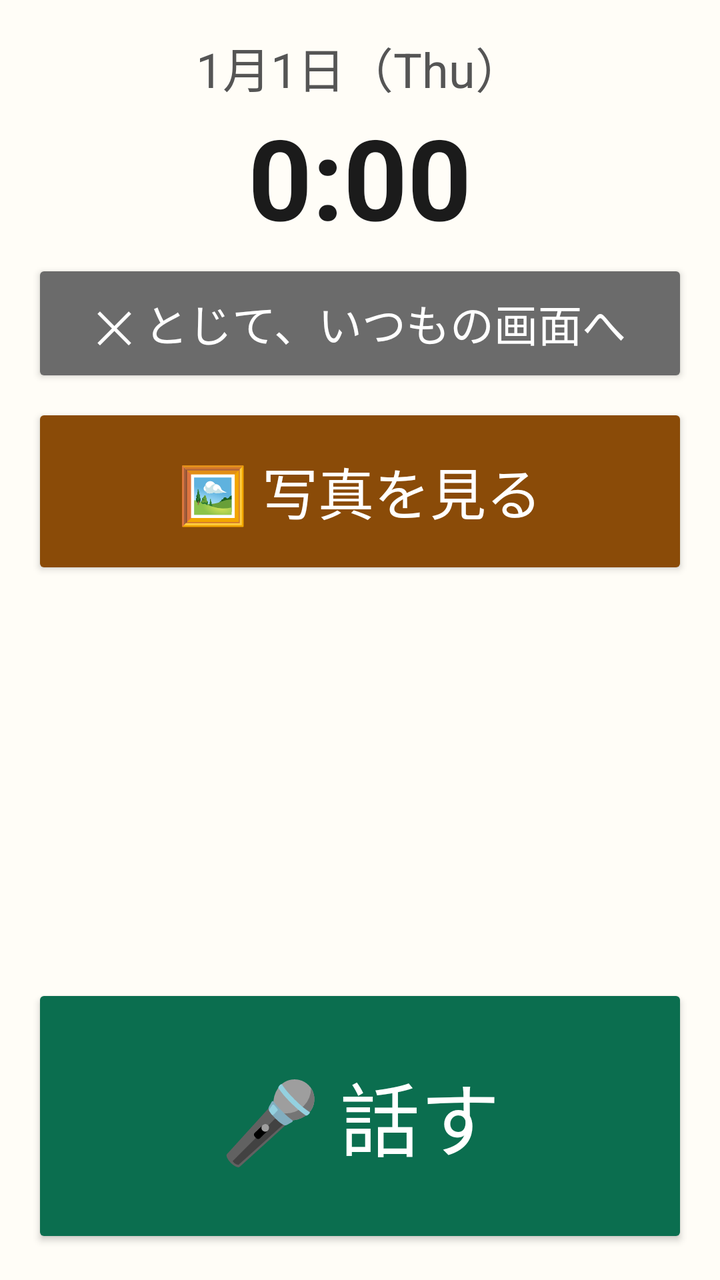
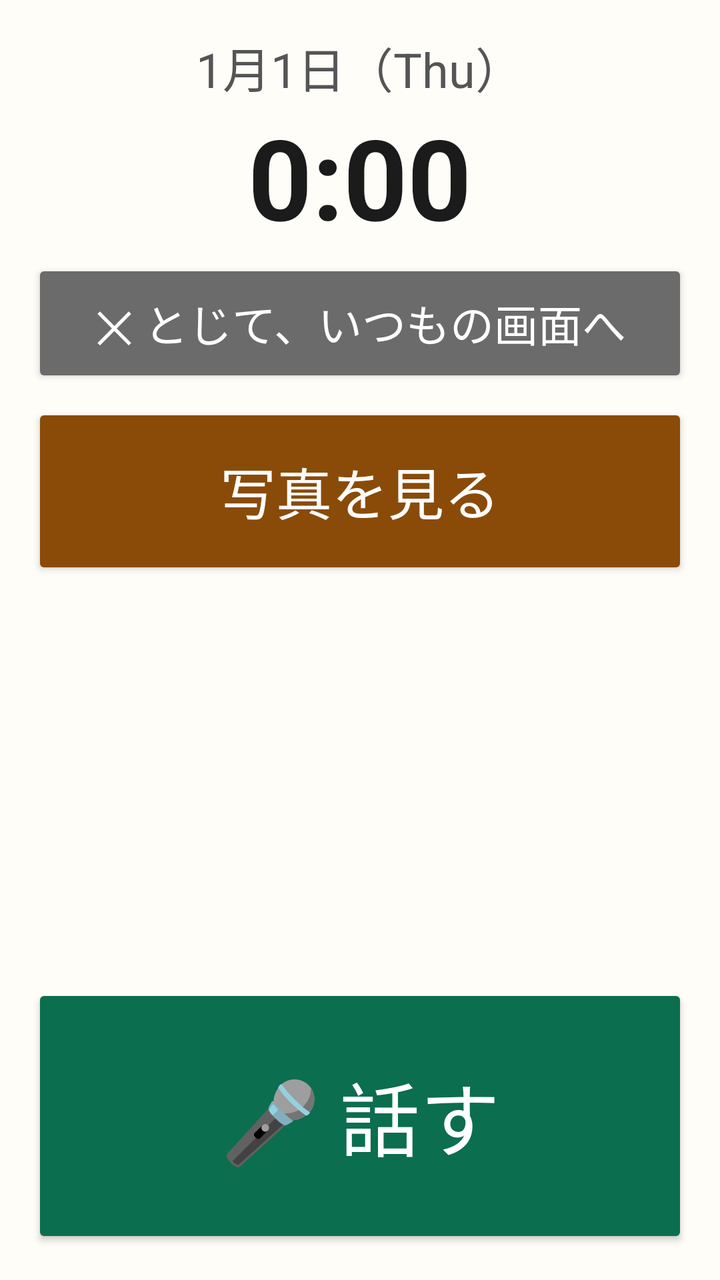

Screens rendered from an Android XML layout before and after an edit, with the pre-edit source and the edit as a unified diff.
<!-- AndroidManifest.xml: application theme AppTheme -->
<!-- res/layout/activity_main.xml -->
<?xml version="1.0" encoding="utf-8"?>
<LinearLayout xmlns:android="http://schemas.android.com/apk/res/android"
    android:layout_width="match_parent"
    android:layout_height="match_parent"
    android:fitsSystemWindows="true"
    android:orientation="vertical"
    android:padding="16dp">

    
    <LinearLayout
        android:id="@+id/clockArea"
        android:layout_width="match_parent"
        android:layout_height="wrap_content"
        android:gravity="center_horizontal"
        android:orientation="vertical">

        <TextClock
            android:layout_width="wrap_content"
            android:layout_height="wrap_content"
            android:format12Hour="M月d日（E）"
            android:format24Hour="M月d日（E）"
            android:textColor="@color/sub"
            android:textSize="24sp" />

        <TextClock
            android:layout_width="wrap_content"
            android:layout_height="wrap_content"
            android:format12Hour="H:mm"
            android:format24Hour="H:mm"
            android:textColor="@color/ink"
            android:textSize="56sp"
            android:textStyle="bold" />
    </LinearLayout>

    <Button
        android:id="@+id/exit"
        android:layout_width="match_parent"
        android:layout_height="64dp"
        android:layout_marginTop="4dp"
        android:backgroundTint="@color/no"
        android:text="✕ とじて、いつもの画面へ"
        android:textColor="@color/white"
        android:textSize="22sp" />

    
    <FrameLayout
        android:layout_width="match_parent"
        android:layout_height="0dp"
        android:layout_marginTop="8dp"
        android:layout_weight="1">

        <ScrollView
            android:id="@+id/homePanel"
            android:layout_width="match_parent"
            android:layout_height="match_parent"
            android:fillViewport="true">

            <LinearLayout
                android:layout_width="match_parent"
                android:layout_height="wrap_content"
                android:orientation="vertical">

                <Button
                    android:id="@+id/openPhotos"
                    android:layout_width="match_parent"
                    android:layout_height="88dp"
                    android:layout_marginBottom="12dp"
                    android:backgroundTint="@color/photo"
                    android:text="🖼 写真を見る"
                    android:textColor="@color/white"
                    android:textSize="28sp" />

                <TextView
                    android:id="@+id/listHeader"
                    android:layout_width="match_parent"
                    android:layout_height="wrap_content"
                    android:paddingBottom="8dp"
                    android:textColor="@color/sub"
                    android:textSize="22sp" />

                <LinearLayout
                    android:id="@+id/contactList"
                    android:layout_width="match_parent"
                    android:layout_height="wrap_content"
                    android:orientation="vertical" />
            </LinearLayout>
        </ScrollView>

        <LinearLayout
            android:id="@+id/photoPanel"
            android:layout_width="match_parent"
            android:layout_height="match_parent"
            android:background="#000000"
            android:orientation="vertical"
            android:visibility="gone">

            <TextView
                android:id="@+id/photoInfo"
                android:layout_width="match_parent"
                android:layout_height="wrap_content"
                android:gravity="center"
                android:padding="6dp"
                android:textColor="@color/white"
                android:textSize="20sp" />

            <ImageView
                android:id="@+id/photo"
                android:layout_width="match_parent"
                android:layout_height="0dp"
                android:layout_weight="1"
                android:contentDescription="写真"
                android:scaleType="fitCenter" />

            <LinearLayout
                android:layout_width="match_parent"
                android:layout_height="wrap_content"
                android:orientation="horizontal">

                <Button
                    android:id="@+id/photoPrev"
                    android:layout_width="0dp"
                    android:layout_height="72dp"
                    android:layout_weight="1"
                    android:text="◀ 前"
                    android:textSize="24sp" />

                <Button
                    android:id="@+id/photoClose"
                    android:layout_width="0dp"
                    android:layout_height="72dp"
                    android:layout_weight="1"
                    android:text="とじる"
                    android:textSize="24sp" />

                <Button
                    android:id="@+id/photoNext"
                    android:layout_width="0dp"
                    android:layout_height="72dp"
                    android:layout_weight="1"
                    android:text="次 ▶"
                    android:textSize="24sp" />
            </LinearLayout>
        </LinearLayout>

        
        <LinearLayout
            android:id="@+id/webPanel"
            android:layout_width="match_parent"
            android:layout_height="match_parent"
            android:orientation="vertical"
            android:visibility="gone">

            <WebView
                android:id="@+id/web"
                android:layout_width="match_parent"
                android:layout_height="0dp"
                android:layout_weight="1" />

            <LinearLayout
                android:layout_width="match_parent"
                android:layout_height="wrap_content"
                android:orientation="horizontal">

                <Button
                    android:id="@+id/webUp"
                    android:layout_width="0dp"
                    android:layout_height="72dp"
                    android:layout_weight="1"
                    android:text="▲ 上"
                    android:textSize="22sp" />

                <Button
                    android:id="@+id/webDown"
                    android:layout_width="0dp"
                    android:layout_height="72dp"
                    android:layout_weight="1"
                    android:text="▼ 下"
                    android:textSize="22sp" />

                <Button
                    android:id="@+id/webBack"
                    android:layout_width="0dp"
                    android:layout_height="72dp"
                    android:layout_weight="1"
                    android:text="◀ 前"
                    android:textSize="22sp" />

                <Button
                    android:id="@+id/webClose"
                    android:layout_width="0dp"
                    android:layout_height="72dp"
                    android:layout_weight="1"
                    android:text="とじる"
                    android:textSize="22sp" />
            </LinearLayout>
        </LinearLayout>
    </FrameLayout>

    
    <TextView
        android:id="@+id/message"
        android:layout_width="match_parent"
        android:layout_height="wrap_content"
        android:layout_marginTop="8dp"
        android:gravity="center"
        android:minLines="2"
        android:textColor="@color/ink"
        android:textSize="26sp"
        android:textStyle="bold" />

    <TextView
        android:id="@+id/heard"
        android:layout_width="match_parent"
        android:layout_height="wrap_content"
        android:gravity="center"
        android:maxLines="2"
        android:textColor="@color/sub"
        android:textSize="20sp" />

    <LinearLayout
        android:id="@+id/confirmRow"
        android:layout_width="match_parent"
        android:layout_height="wrap_content"
        android:layout_marginTop="8dp"
        android:orientation="horizontal"
        android:visibility="gone">

        <Button
            android:id="@+id/yes"
            android:layout_width="0dp"
            android:layout_height="96dp"
            android:layout_weight="1"
            android:backgroundTint="@color/yes"
            android:text="はい"
            android:textColor="@color/white"
            android:textSize="34sp" />

        <Button
            android:id="@+id/no"
            android:layout_width="0dp"
            android:layout_height="96dp"
            android:layout_weight="1"
            android:backgroundTint="@color/no"
            android:text="いいえ"
            android:textColor="@color/white"
            android:textSize="34sp" />
    </LinearLayout>

    <Button
        android:id="@+id/talk"
        android:layout_width="match_parent"
        android:layout_height="132dp"
        android:layout_marginTop="8dp"
        android:backgroundTint="@color/talk"
        android:text="🎤 話す"
        android:textColor="@color/white"
        android:textSize="40sp" />
</LinearLayout>
<!-- resources referenced by this layout -->
<resources>
  <color name="ink">#1B1B1B</color>
  <color name="no">#6B6B6B</color>
  <color name="photo">#8A4B08</color>
  <color name="sub">#555555</color>
  <color name="talk">#0B6E4F</color>
  <color name="white">#FFFFFF</color>
  <color name="yes">#0B6E4F</color>
  <style name="AppTheme" parent="android:Theme.Material.Light.NoActionBar">
          <item name="android:windowBackground">@color/bg</item>
          <item name="android:statusBarColor">@color/bg</item>
          <item name="android:navigationBarColor">@color/bg</item>
          <item name="android:windowLightStatusBar">true</item>
          <item name="android:colorAccent">@color/talk</item>
      </style>
  <color name="bg">#FFFDF7</color>
</resources>

<!-- the commit's change to res/layout/activity_main.xml (unified diff, before → after) -->
@@ -39,6 +39,7 @@
         android:layout_marginTop="4dp"
         android:backgroundTint="@color/no"
         android:text="✕ とじて、いつもの画面へ"
+        android:textAllCaps="false"
         android:textColor="@color/white"
         android:textSize="22sp" />
 
@@ -66,7 +67,8 @@
                     android:layout_height="88dp"
                     android:layout_marginBottom="12dp"
                     android:backgroundTint="@color/photo"
-                    android:text="🖼 写真を見る"
+                    android:text="写真を見る"
+                    android:textAllCaps="false"
                     android:textColor="@color/white"
                     android:textSize="28sp" />
 
